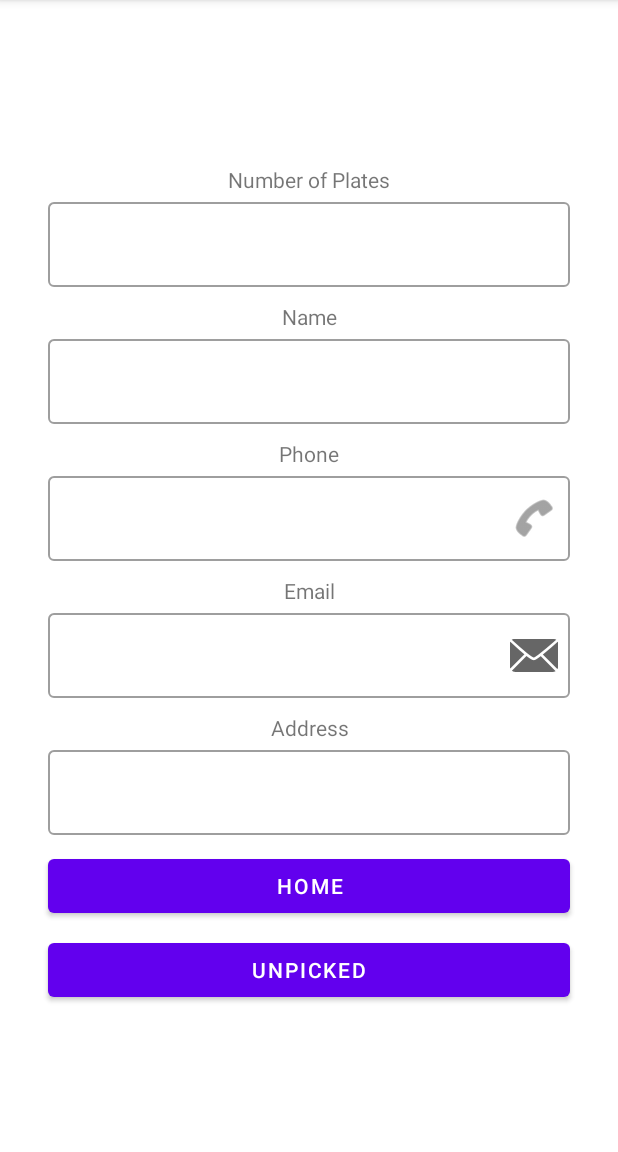
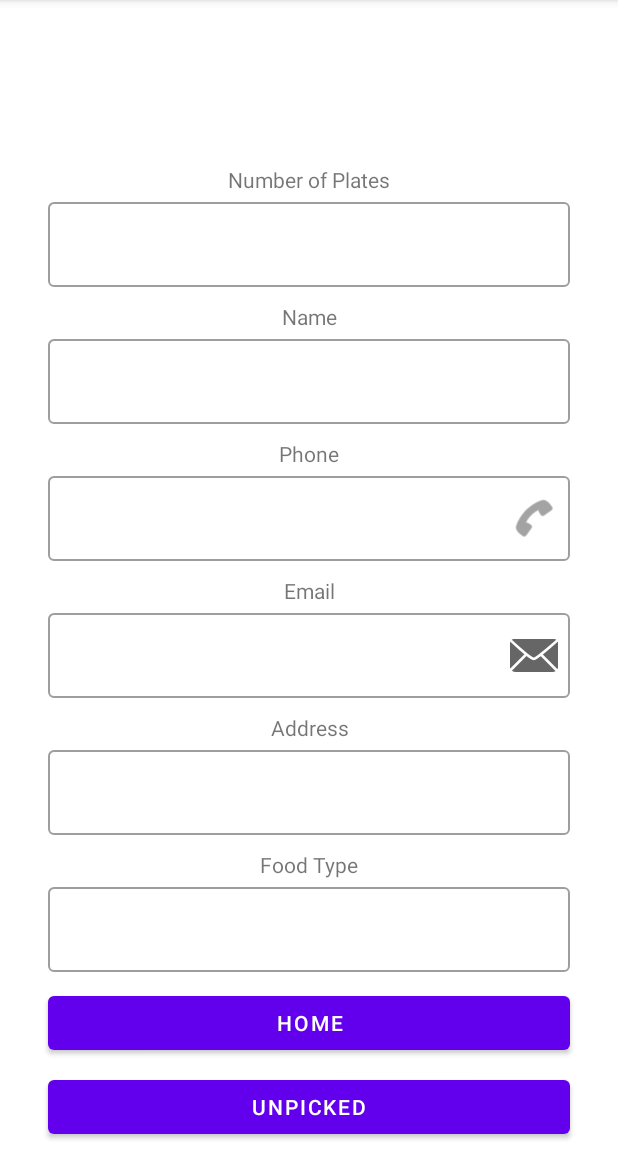
Before and after one commit to rishabh5499/foodDonation, an Android app: the detailsList screen opened directly, with no data from a screen before it, on a phone screen of 412 x 824 dp, the part 84-1236 px from its top. Run offline under Robolectric (Android 15) with nearby library versions, the light colour scheme and no system bars; our stand-ins replace Firebase (no records; nobody signed in at launch, a user with empty details on screens opened directly); 2 statements that could not run were skipped.

Commit message:
new commit

```diff
--- a/foodDonation2/app/src/main/java/com/example/fooddonation/detailsList.java
+++ b/foodDonation2/app/src/main/java/com/example/fooddonation/detailsList.java
@@ -25,9 +25,9 @@
 
 public class detailsList extends AppCompatActivity {
 
-    EditText name, email, phone, address, platesNu;
-    TextView plates, addr;
-    TextInputLayout emailBtn, phoneBtn, platesNum;
+    EditText name, email, phone, address, platesNu, fdType;
+    TextView plates, addr, foodTpe;
+    TextInputLayout emailBtn, phoneBtn, platesNum, foodType;
     DatabaseReference db;
     details details;
     Button home, edit;
@@ -41,6 +41,7 @@
 
         plates = findViewById(R.id.textView23);
         addr = findViewById(R.id.textView15Admin);
+        foodTpe = findViewById(R.id.textView14);
 
         details = new details();
 
@@ -50,6 +51,8 @@
         email = findViewById(R.id.editTextVolEmailAdmin);
         phone = findViewById(R.id.editTextVolPhoneAdmin);
         address = findViewById(R.id.editTextVolAddressAdmin);
+        foodType = findViewById(R.id.VolFoodType);
+        fdType = findViewById(R.id.editTextFoodType);
 
         home = findViewById(R.id.buttonHomeAdmin);
         edit = findViewById(R.id.button8);
@@ -66,11 +69,17 @@
             platesNu.setVisibility(View.INVISIBLE);
             plates.setVisibility(View.INVISIBLE);
             edit.setVisibility(View.INVISIBLE);
+            foodType.setVisibility(View.INVISIBLE);
+            fdType.setVisibility(View.INVISIBLE);
+            foodTpe.setVisibility(View.INVISIBLE);
         } else if(srcStr.equals("VolunteerPage")){
             platesNu.setVisibility(View.VISIBLE);
             plates.setVisibility(View.VISIBLE);
             platesNum.setVisibility(View.VISIBLE);
             edit.setVisibility(View.VISIBLE);
+            foodType.setVisibility(View.VISIBLE);
+            fdType.setVisibility(View.VISIBLE);
+            foodTpe.setVisibility(View.VISIBLE);
             addr.setText("Locality");
         }
 
@@ -92,9 +101,11 @@
                         String locality = snapshot.child(index).child("locality").getValue().toString();
                         String number = snapshot.child(index).child("platesno").getValue().toString();
                         String picked = snapshot.child(index).child("picked").getValue().toString();
+                        String foodType = snapshot.child(index).child("foodType").getValue().toString();
 
                         platesNu.setText(number);
                         address.setText(locality);
+                        fdType.setText(foodType);
                         if(picked.equals("Yes")) {
                             edit.setEnabled(false);
                             edit.setText("Picked Up");
@@ -136,10 +147,12 @@
                         String number = snapshot.child(index).child("platesno").getValue().toString();
                         String picked = snapshot.child(index).child("picked").getValue().toString();
                         String volunteerNeed = snapshot.child(index).child("volunteerNeed").getValue().toString();
+                        String foodType = snapshot.child(index).child("foodType").getValue().toString();
 
                         details.setLocality(locality);
                         details.setPlatesno(number);
                         details.setVolunteerNeed(volunteerNeed);
+                        details.setFoodType(foodType);
                         if(picked.equals("No")){
                             details.setPicked("Yes");
                             edit.setText("Picked Up");
--- a/foodDonation2/app/src/main/java/com/example/fooddonation/donationDetails.java
+++ b/foodDonation2/app/src/main/java/com/example/fooddonation/donationDetails.java
@@ -25,7 +25,7 @@
 
     details details;
     DatabaseReference db;
-    EditText platesno, locality;
+    EditText platesno, locality, foodType;
     RadioGroup rg;
     RadioButton rb;
     Button donate, logout, editProfile, showdetails;
@@ -64,6 +64,7 @@
 
         platesno = findViewById(R.id.editTextPlates);
         locality = findViewById(R.id.editTextLocality);
+        foodType = findViewById(R.id.editTextFoodType);
 
         builder = new AlertDialog.Builder(this);
 
@@ -78,6 +79,7 @@
             public void onClick(View v) {
                 String platestr = platesno.getText().toString().trim();
                 String localitystr = locality.getText().toString().trim();
+                String foodTypestr = foodType.getText().toString().trim();
 
                 int rbtnId = rg.getCheckedRadioButtonId();
 
@@ -88,6 +90,7 @@
                     details.setPlatesno(platestr);
                     details.setLocality(localitystr);
                     details.setVolunteerNeed(rbtnstr);
+                    details.setFoodType(foodTypestr);
                     details.setPicked("No");
                     db.child(countstr).setValue(details);
 
--- a/foodDonation2/app/src/main/res/layout/activity_details_list.xml
+++ b/foodDonation2/app/src/main/res/layout/activity_details_list.xml
@@ -163,6 +163,34 @@
 
             </com.google.android.material.textfield.TextInputLayout>
 
+            <TextView
+                android:id="@+id/textView14"
+                android:layout_width="match_parent"
+                android:layout_height="wrap_content"
+                android:layout_marginLeft="32dp"
+                android:layout_marginTop="10dp"
+                android:layout_marginRight="32dp"
+                android:gravity="center_horizontal"
+                android:text="Food Type" />
+
+            <com.google.android.material.textfield.TextInputLayout
+                android:id="@+id/VolFoodType"
+                style="@style/Widget.MaterialComponents.TextInputLayout.OutlinedBox"
+                android:layout_width="match_parent"
+                android:layout_height="wrap_content"
+                android:layout_marginStart="32dp"
+                android:layout_marginLeft="32dp"
+                android:layout_marginEnd="32dp"
+                android:layout_marginRight="32dp"
+                app:endIconMode="custom">
+
+                <com.google.android.material.textfield.TextInputEditText
+                    android:id="@+id/editTextFoodType"
+                    android:layout_width="match_parent"
+                    android:layout_height="wrap_content"
+                    android:enabled="false"/>
+            </com.google.android.material.textfield.TextInputLayout>
+
             <Button
                 android:id="@+id/buttonHomeAdmin"
                 android:layout_width="match_parent"
```
Also changed, not shown: foodDonation2/app/src/main/java/com/example/fooddonation/details.java (+9 -0 lines), foodDonation2/app/src/main/java/com/example/fooddonation/editProfile.java (+6 -7 lines), foodDonation2/app/src/main/res/layout/activity_admin_details_list.xml (+11 -0 lines), foodDonation2/app/src/main/res/layout/activity_donation_details.xml (+18 -0 lines), 1 other file.
